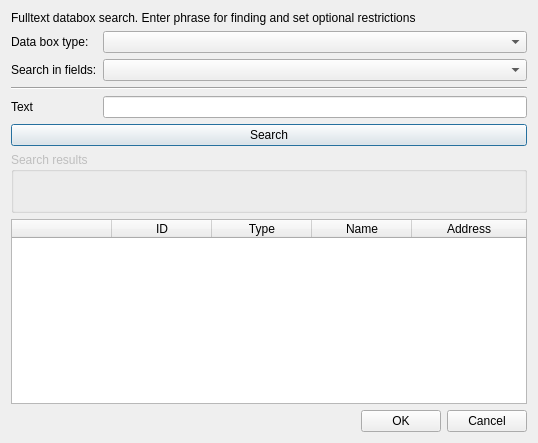
This is src/gui/ui/dlg_ds_search2.ui in psakar/datovka as Qt 5 draws it before an edit. The edited form follows.
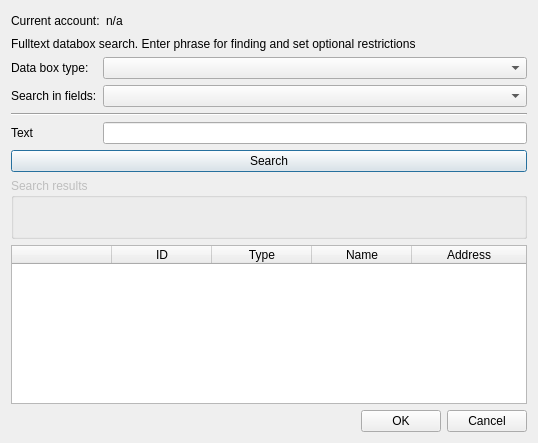
This is the edited form. Icons and pictures are not drawn. Custom widgets are drawn as their Qt base class.

Commit message: Removed enum Action from search dialogues.

What changed in the file:
```diff
--- a/src/gui/ui/dlg_ds_search2.ui
+++ b/src/gui/ui/dlg_ds_search2.ui
@@ -18,6 +18,37 @@
     <normaloff>:/icons/3party/search_16.png</normaloff>:/icons/3party/search_16.png</iconset>
   </property>
   <layout class="QVBoxLayout" name="verticalLayout">
+   <item>
+    <layout class="QHBoxLayout" name="horizontalLayout_3">
+     <item>
+      <widget class="QLabel" name="label_5">
+       <property name="text">
+        <string>Current account:</string>
+       </property>
+      </widget>
+     </item>
+     <item>
+      <widget class="QLabel" name="accountInfo">
+       <property name="text">
+        <string>n/a</string>
+       </property>
+      </widget>
+     </item>
+     <item>
+      <spacer name="horizontalSpacer_2">
+       <property name="orientation">
+        <enum>Qt::Horizontal</enum>
+       </property>
+       <property name="sizeHint" stdset="0">
+        <size>
+         <width>40</width>
+         <height>20</height>
+        </size>
+       </property>
+      </spacer>
+     </item>
+    </layout>
+   </item>
    <item>
     <widget class="QLabel" name="label">
      <property name="text">
```
The commit also changes 6 other files.
